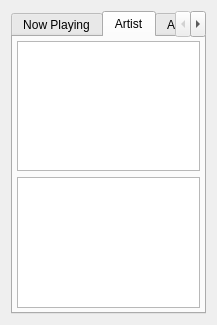
First picture: the form in src/info.ui, repository DrMoriarty/cuberok, before the edit.
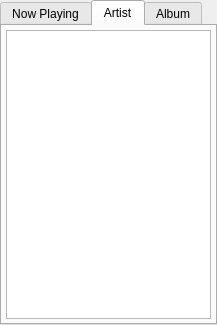
Second picture: the form after the edit. The open tabs and pages were chosen to show the change. Icons and pictures are not drawn. Custom widgets are drawn as their Qt base class.

Diff of the .ui file:
```diff
--- a/src/info.ui
+++ b/src/info.ui
@@ -13,6 +13,21 @@
    <string>Info</string>
   </property>
   <layout class="QVBoxLayout" >
+   <property name="spacing" >
+    <number>0</number>
+   </property>
+   <property name="leftMargin" >
+    <number>0</number>
+   </property>
+   <property name="topMargin" >
+    <number>0</number>
+   </property>
+   <property name="rightMargin" >
+    <number>0</number>
+   </property>
+   <property name="bottomMargin" >
+    <number>0</number>
+   </property>
    <item>
     <widget class="QTabWidget" name="tabWidget" >
      <property name="currentIndex" >
@@ -324,6 +339,9 @@
        <string>Artist</string>
       </attribute>
       <layout class="QVBoxLayout" >
+       <property name="spacing" >
+        <number>4</number>
+       </property>
        <property name="leftMargin" >
         <number>4</number>
        </property>
@@ -337,10 +355,17 @@
         <number>4</number>
        </property>
        <item>
-        <widget class="QTextEdit" name="textEdit" />
-       </item>
-       <item>
-        <widget class="QListWidget" name="listWidget" />
+        <widget class="QTextBrowser" name="textEdit" >
+         <property name="autoFormatting" >
+          <set>QTextEdit::AutoAll</set>
+         </property>
+         <property name="readOnly" >
+          <bool>true</bool>
+         </property>
+         <property name="openExternalLinks" >
+          <bool>true</bool>
+         </property>
+        </widget>
        </item>
       </layout>
      </widget>
```
Left out of the diff: 19 changed lines with no effect on the pictures.
